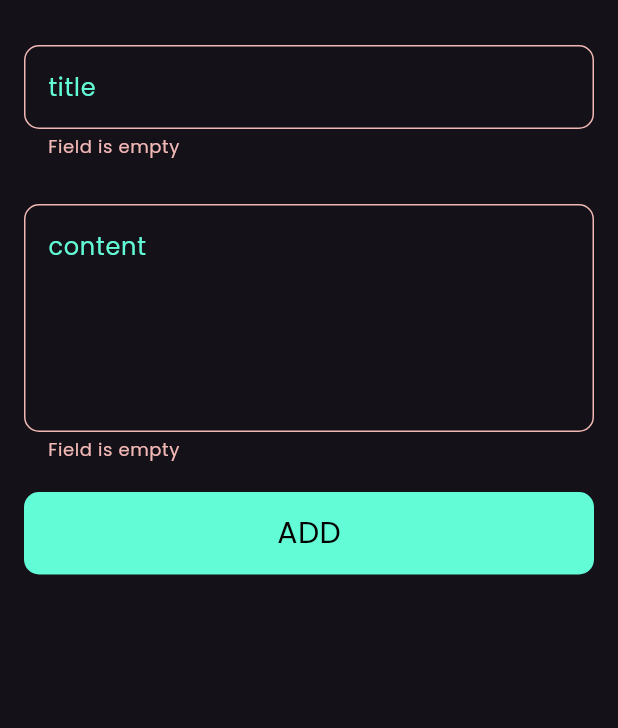
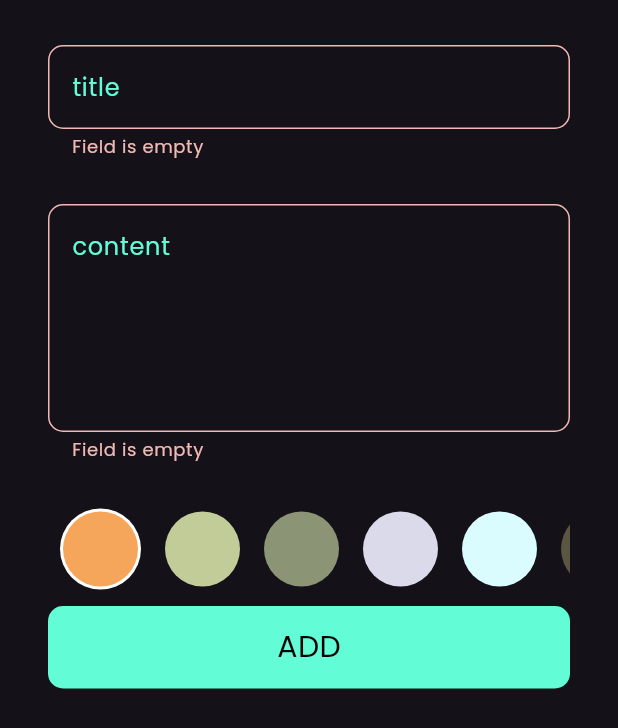
Before and after one commit to hageromar00/Note_app, a Flutter app: the AddNote widget shown alone on an empty page, opened directly, after a tap on "ADD", on a phone screen of 412 x 824 dp. Shown: the top 728 px of the screen. Run offline on Flutter 3.47's test engine with Material 3 defaults, Android fonts, the phone set to English and light mode, and no system bars; our stand-ins replace flutter_bloc, font_awesome_flutter, hive, hive_flutter; accounts and stored records are empty.

Commit message:
add color to botton sheet

```diff
--- a/lib/cubits/add_note/add_note_cubit.dart
+++ b/lib/cubits/add_note/add_note_cubit.dart
@@ -1,3 +1,4 @@
+import 'package:flutter/material.dart';
 import 'package:flutter_bloc/flutter_bloc.dart';
 import 'package:hive/hive.dart';
 import 'package:note_app/const.dart';
@@ -6,7 +7,9 @@ import 'package:note_app/model/note_model.dart';
 
 class AddNoteCubit extends Cubit<AddNoteState> {
   AddNoteCubit() : super(AddNoteInitial());
+  Color? color = const Color.fromARGB(255, 92, 74, 58);
   AddNote(NoteModel note) async {
+    note.color = color!.value;
     emit(AddNotesLoad());
     try {
       var noteBoxes = await Hive.box<NoteModel>(KNoteBox);
--- /dev/null
+++ b/lib/widget/add_color.dart
@@ -0,0 +1,98 @@
+import 'package:flutter/material.dart';
+import 'package:flutter_bloc/flutter_bloc.dart';
+import 'package:note_app/const.dart';
+import 'package:note_app/cubits/add_note/add_note_cubit.dart';
+
+class ColorItem extends StatelessWidget {
+  const ColorItem({super.key, required this.isActive, required this.color});
+  final bool isActive;
+  final Color color;
+
+  @override
+  Widget build(BuildContext context) {
+    return isActive
+        ? CircleAvatar(
+            radius: 27,
+            backgroundColor: Colors.white,
+            child: CircleAvatar(
+              radius: 25,
+              backgroundColor: color,
+            ))
+        : CircleAvatar(
+            radius: 25,
+            backgroundColor: color,
+          );
+  }
+}
+
+class ColorList extends StatefulWidget {
+  const ColorList({super.key});
+
+  @override
+  State<ColorList> createState() => _ColorListState();
+}
+
+class _ColorListState extends State<ColorList> {
+  int curr_index = 0;
+  @override
+  Widget build(BuildContext context) {
+    return SizedBox(
+      height: 38 * 2,
+      child: ListView.builder(
+          scrollDirection: Axis.horizontal,
+          itemCount: Kcolors.length,
+          itemBuilder: (context, index) {
+            return GestureDetector(
+              onTap: () {
+                curr_index = index;
+                BlocProvider.of<AddNoteCubit>(context).color=Kcolors[index];
+                setState(() {});
+              },
+              child: Padding(
+                padding: const EdgeInsets.symmetric(horizontal: 8),
+                child: ColorItem(
+                    isActive: curr_index == index, color: Kcolors[index]),
+              ),
+            );
+          }),
+    );
+  }
+}
+
+class EditColorList extends StatefulWidget {
+  const EditColorList({super.key});
+
+  @override
+  State<EditColorList> createState() => _EditColorListState();
+}
+
+class _EditColorListState extends State<EditColorList> {
+    int curr_index = 0;
+  @override
+  Widget build(BuildContext context) {
+    return  SizedBox(
+      height: 38 * 2,
+      child: ListView.builder(
+          scrollDirection: Axis.horizontal,
+          itemCount: Kcolors.length,
+          itemBuilder: (context, index) {
+            return Padding(
+              padding: const EdgeInsets.symmetric(horizontal: 7),
+              child: GestureDetector(
+                onTap: () {
+                  curr_index = index;
+                  // // BlocProvider.of<NotesCubit>(context).color =colors[index];
+                  // BlocProvider.of<AddNoteCubit>(context).color =
+                      Kcolors[index];
+                  setState(() {});
+                },
+                child: ColorItem(
+                  isActive: curr_index == index,
+                  color: Kcolors[index],
+                ),
+              ),
+            );
+          }),
+    );
+  }
+}
--- a/lib/widget/add_note.dart
+++ b/lib/widget/add_note.dart
@@ -25,8 +25,11 @@ class AddNote extends StatelessWidget {
         builder: (context, state) {
           return AbsorbPointer(
             absorbing: state is AddNotesLoad ? true : false,
-            child: const SingleChildScrollView(
-              child: AddNoteSheet(),
+            child:  Padding(
+              padding:  EdgeInsets.only(right: 16,left: 16,bottom: MediaQuery.of(context).viewInsets.bottom),
+              child:const  SingleChildScrollView(
+                child: AddNoteSheet(),
+              ),
             ),
           );
         },
--- a/lib/widget/add_note_sheet.dart
+++ b/lib/widget/add_note_sheet.dart
@@ -4,6 +4,7 @@ import 'package:intl/intl.dart';
 import 'package:note_app/cubits/add_note/add_note_cubit.dart';
 import 'package:note_app/cubits/add_note/add_note_state.dart';
 import 'package:note_app/model/note_model.dart';
+import 'package:note_app/widget/add_color.dart';
 import 'package:note_app/widget/add_note_sheet_icon.dart';
 import 'package:note_app/widget/custom_text_field.dart';
 
@@ -48,24 +49,12 @@ class _AddNoteSheetState extends State<AddNoteSheet> {
             const SizedBox(
               height: 20,
             ),
+           ColorList(),
             BlocBuilder<AddNoteCubit, AddNoteState>(
               builder: (context, state) {
                 return AddNoteSheetIcon(
                   onTap: () {
-                    if (formkey.currentState!.validate()) {
-                      formkey.currentState!.save();
-                      var data = DateTime.now();
-                      var formatDate = DateFormat.yMd().format(data);
-                      var notemodell = NoteModel(
-                          title: Title!,
-                          subtitle: Content!,
-                          date: formatDate,
-                          color: Colors.amber.value);
-                      BlocProvider.of<AddNoteCubit>(context)
-                          .AddNote(notemodell);
-                    } else {
-                      auto = AutovalidateMode.always;
-                    }
+                    currValidate(context);
                   },
                 );
               },
@@ -78,4 +67,21 @@ class _AddNoteSheetState extends State<AddNoteSheet> {
       ),
     );
   }
+
+  void currValidate(BuildContext context) {
+    if (formkey.currentState!.validate()) {
+      formkey.currentState!.save();
+      var data = DateTime.now();
+      var formatDate = DateFormat.yMd().format(data);
+      var notemodell = NoteModel(
+          title: Title!,
+          subtitle: Content!,
+          date: formatDate,
+          color: Colors.blue.value
+          );
+      BlocProvider.of<AddNoteCubit>(context).AddNote(notemodell);
+    } else {
+      auto = AutovalidateMode.always;
+    }
+  }
 }
--- a/lib/widget/edit_view_body.dart
+++ b/lib/widget/edit_view_body.dart
@@ -2,6 +2,7 @@ import 'package:flutter/material.dart';
 import 'package:flutter_bloc/flutter_bloc.dart';
 import 'package:note_app/cubits/note_cubit/note_cubits.dart';
 import 'package:note_app/model/note_model.dart';
+import 'package:note_app/widget/add_color.dart';
 import 'package:note_app/widget/custom_appBar.dart';
 import 'package:note_app/widget/custom_text_field.dart';
 import 'package:note_app/widget/note_view_body.dart';
@@ -56,7 +57,8 @@ class _EditViewBodyState extends State<EditViewBody> {
             onChanged: (data) {
               subtitle = data;
             },
-          )
+          ),
+          EditColorList()
         ],
       ),
     );
--- a/lib/widget/note_item.dart
+++ b/lib/widget/note_item.dart
@@ -20,7 +20,8 @@ class NoteItem extends StatelessWidget {
       child: Container(
         padding: const EdgeInsets.only(top: 16, bottom: 16, left: 16),
         decoration: BoxDecoration(
-            color: Colors.amber, borderRadius: BorderRadius.circular(15)),
+            color: Color(not.color),
+            borderRadius: BorderRadius.circular(15)),
         child: Column(
           crossAxisAlignment: CrossAxisAlignment.end,
           children: [
```
